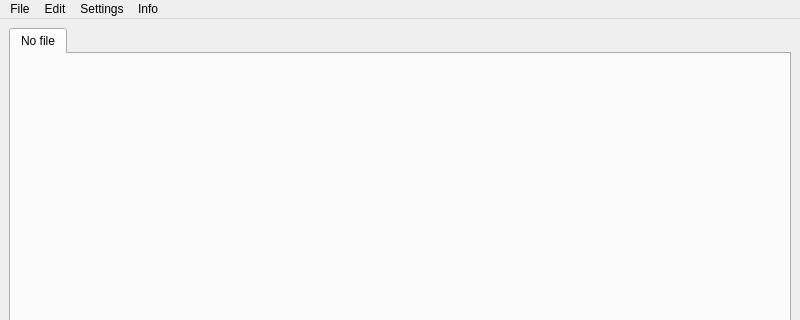
First picture: the form in mainwindow.ui, repository Andrei-Raev/ElectricalComponents, before the edit; both pictures show x 0 to 800 and y 0 to 320 of the 800 by 600 pixel window.
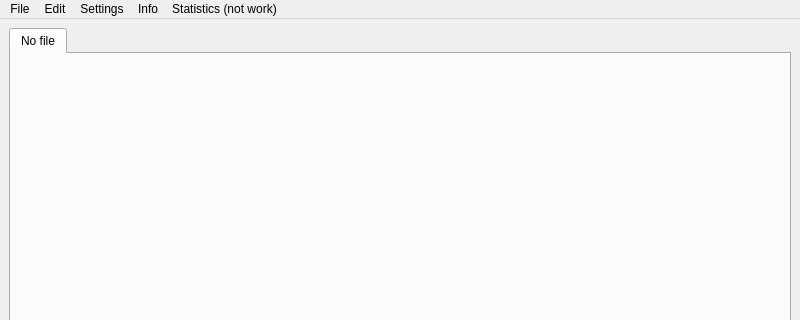
Second picture: the form after the edit.

Patch:
```diff
--- a/mainwindow.ui
+++ b/mainwindow.ui
@@ -78,11 +78,19 @@
     </property>
     <addaction name="actionAddRow"/>
     <addaction name="actionRemoveRow"/>
+    <addaction name="actionFind"/>
+    <addaction name="actionExit_Find"/>
+   </widget>
+   <widget class="QMenu" name="menuStatistics_not_work">
+    <property name="title">
+     <string>Statistics (not work)</string>
+    </property>
    </widget>
    <addaction name="menuFile"/>
    <addaction name="menuEdit"/>
    <addaction name="menuSettings"/>
    <addaction name="menuInfo"/>
+   <addaction name="menuStatistics_not_work"/>
   </widget>
   <widget class="QStatusBar" name="statusbar"/>
   <action name="actionRussian">
```
Left out of the diff: 19 changed lines with no effect on the pictures.
